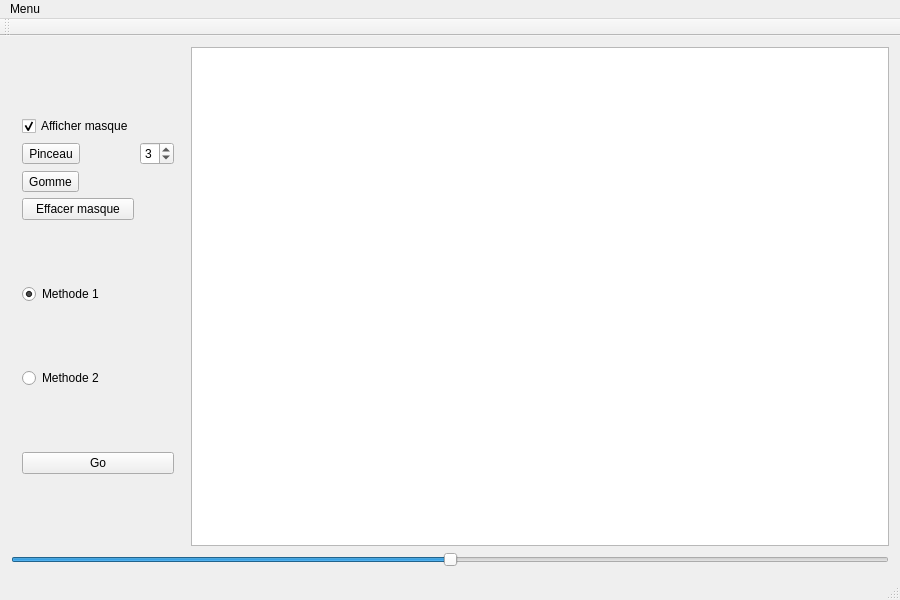
Above: mainwindow.ui from cheer37/ct2-inpainting before the change. Below: the same form after it.
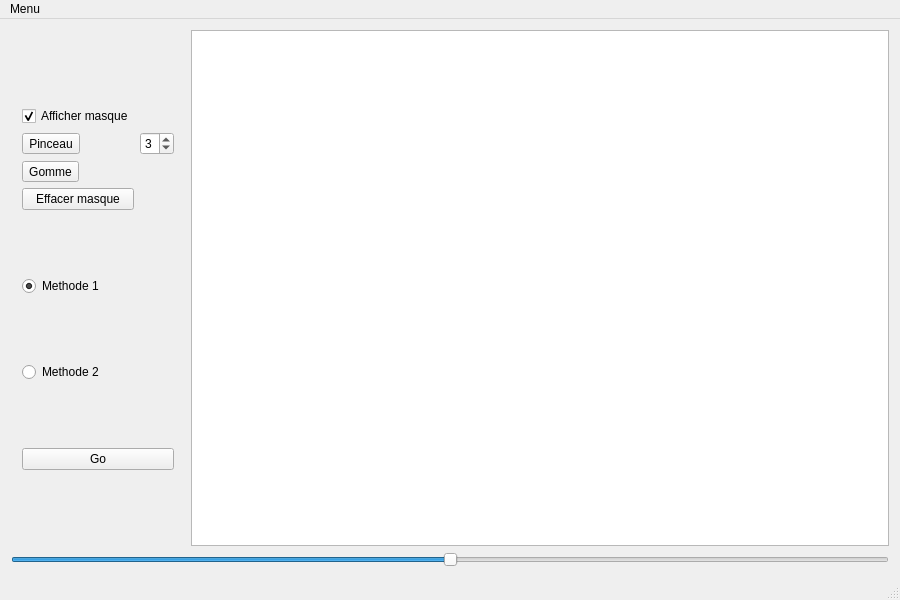
That is the form after the change.

Commit message: Ajout enregistrement du masque et autre

What changed in the file:
```diff
--- a/mainwindow.ui
+++ b/mainwindow.ui
@@ -26,8 +26,30 @@
       <item>
        <widget class="QWidget" name="" native="true">
         <layout class="QVBoxLayout" name="verticalLayout">
+         <property name="spacing">
+          <number>1</number>
+         </property>
+         <property name="sizeConstraint">
+          <enum>QLayout::SetMinimumSize</enum>
+         </property>
          <item>
-          <layout class="QGridLayout" name="gridLayout">
+          <layout class="QGridLayout" name="gridLayout" rowstretch="0,0,0,0">
+           <property name="sizeConstraint">
+            <enum>QLayout::SetMinimumSize</enum>
+           </property>
+           <property name="spacing">
+            <number>6</number>
+           </property>
+           <item row="0" column="0">
+            <widget class="QCheckBox" name="checkBox_masque">
+             <property name="text">
+              <string>Afficher masque</string>
+             </property>
+             <property name="checked">
+              <bool>true</bool>
+             </property>
+            </widget>
+           </item>
            <item row="1" column="0">
             <widget class="QToolButton" name="toolButton_write">
              <property name="text">
@@ -62,16 +84,6 @@
              </property>
             </widget>
            </item>
-           <item row="0" column="0">
-            <widget class="QCheckBox" name="checkBox_masque">
-             <property name="text">
-              <string>Afficher masque</string>
-             </property>
-             <property name="checked">
-              <bool>true</bool>
-             </property>
-            </widget>
-           </item>
           </layout>
          </item>
          <item>
@@ -145,14 +157,6 @@
    </widget>
    <addaction name="menuMenu"/>
   </widget>
-  <widget class="QToolBar" name="mainToolBar">
-   <attribute name="toolBarArea">
-    <enum>TopToolBarArea</enum>
-   </attribute>
-   <attribute name="toolBarBreak">
-    <bool>false</bool>
-   </attribute>
-  </widget>
   <widget class="QStatusBar" name="statusBar"/>
   <action name="actionOuvrir_une_image">
    <property name="text">
```
Left out of the diff: 31 changed lines with no effect on the pictures. The commit also changes 7 other files.
